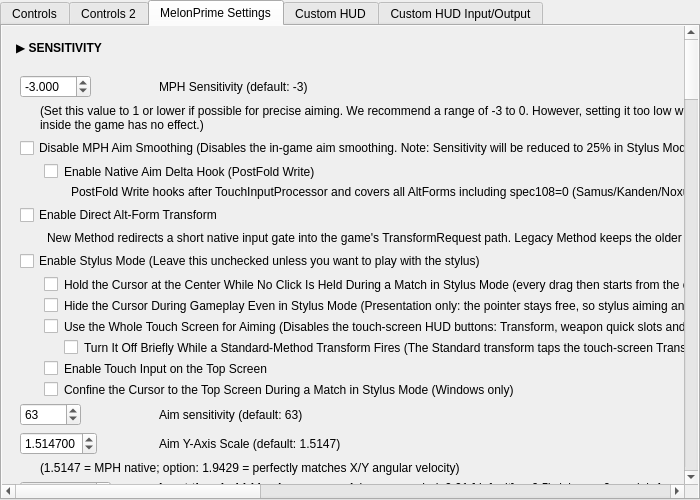
Before: the Qt Designer form src/frontend/qt_sdl/InputConfig/MelonPrimeInputConfig.ui in ag-advania/melonPrimeDS, drawn with Qt 5.
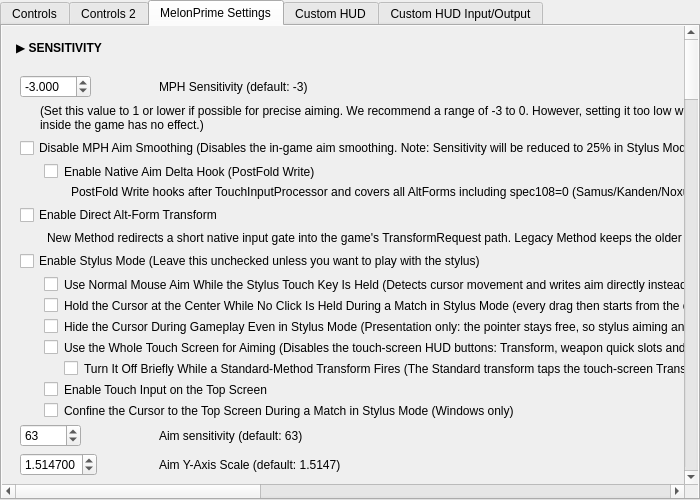
After: the same form once the commit is applied. The open tabs and pages were chosen to show the change.

Commit message: Add stylus-mode direct mouse aim

```diff
--- a/src/frontend/qt_sdl/InputConfig/MelonPrimeInputConfig.ui
+++ b/src/frontend/qt_sdl/InputConfig/MelonPrimeInputConfig.ui
@@ -145,42 +145,48 @@
 											</widget>
 										</item>
 										<item row="11" column="0" colspan="2">
+											<widget class="QCheckBox" name="cbMetroidEnableStylusDirectAimWhileTouching">
+												<property name="text"><string>Use Normal Mouse Aim While the Stylus Touch Key Is Held (Detects cursor movement and writes aim directly instead of aiming through DS touch input)</string></property>
+												<property name="styleSheet"><string>QCheckBox { margin-left: 24px; }</string></property>
+											</widget>
+										</item>
+										<item row="12" column="0" colspan="2">
 											<widget class="QCheckBox" name="cbMetroidEnableStylusHoldCursorAtCenterWhenNotClicking">
 												<property name="text"><string>Hold the Cursor at the Center While No Click Is Held During a Match in Stylus Mode (every drag then starts from the center with its full range)</string></property>
 												<property name="styleSheet"><string>QCheckBox { margin-left: 24px; }</string></property>
 											</widget>
 										</item>
-										<item row="12" column="0" colspan="2">
+										<item row="13" column="0" colspan="2">
 											<widget class="QCheckBox" name="cbMetroidEnableStylusHideCursorInGame">
 												<property name="text"><string>Hide the Cursor During Gameplay Even in Stylus Mode (Presentation only: the pointer stays free, so stylus aiming and touch input are unaffected)</string></property>
 												<property name="styleSheet"><string>QCheckBox { margin-left: 24px; }</string></property>
 											</widget>
 										</item>
-										<item row="13" column="0" colspan="2">
+										<item row="14" column="0" colspan="2">
 											<widget class="QCheckBox" name="cbMetroidEnableTouchScreenAimOnly">
 												<property name="text"><string>Use the Whole Touch Screen for Aiming (Disables the touch-screen HUD buttons: Transform, weapon quick slots and the weapon menu. Double-tap jump and the touch boost gesture still work)</string></property>
 												<property name="styleSheet"><string>QCheckBox { margin-left: 24px; }</string></property>
 											</widget>
 										</item>
-										<item row="14" column="0" colspan="2">
+										<item row="15" column="0" colspan="2">
 											<widget class="QCheckBox" name="cbMetroidEnableTouchScreenAimOnlySuspendForTransform">
 												<property name="text"><string>Turn It Off Briefly While a Standard-Method Transform Fires (The Standard transform taps the touch-screen Transform button, which the option above disables. This re-enables the HUD hit-test for those few frames only)</string></property>
 												<property name="styleSheet"><string>QCheckBox { margin-left: 44px; }</string></property>
 											</widget>
 										</item>
-										<item row="15" column="0" colspan="2">
+										<item row="16" column="0" colspan="2">
 											<widget class="QCheckBox" name="cbMetroidEnableTopScreenTouch">
 												<property name="text"><string>Enable Touch Input on the Top Screen</string></property>
 												<property name="styleSheet"><string>QCheckBox { margin-left: 24px; }</string></property>
 											</widget>
 										</item>
-										<item row="16" column="0" colspan="2">
+										<item row="17" column="0" colspan="2">
 											<widget class="QCheckBox" name="cbMetroidEnableStylusConfineCursorToTopScreen">
 												<property name="text"><string>Confine the Cursor to the Top Screen During a Match in Stylus Mode (Windows only)</string></property>
 												<property name="styleSheet"><string>QCheckBox { margin-left: 24px; }</string></property>
 											</widget>
 										</item>
-										<item row="17" column="0">
+										<item row="18" column="0">
 											<widget class="QSpinBox" name="metroidAimSensitvitySpinBox">
 												<property name="minimum">
 													<number>0</number>
@@ -193,14 +199,14 @@
 												</property>
 											</widget>
 										</item>
-										<item row="17" column="1">
+										<item row="18" column="1">
 											<widget class="QLabel" name="metroidAimSensitvityLabel">
 												<property name="text">
 													<string>Aim sensitivity (default: 63)</string>
 												</property>
 											</widget>
 										</item>
-										<item row="18" column="0">
+										<item row="19" column="0">
 											<widget class="QDoubleSpinBox" name="metroidAimYAxisScaleSpinBox">
 												<property name="minimum">
 													<double>0.000001</double>
@@ -219,14 +225,14 @@
 												</property>
 											</widget>
 										</item>
-										<item row="18" column="1">
+										<item row="19" column="1">
 											<widget class="QLabel" name="metroidAimYAxisScaleLabel">
 												<property name="text">
 													<string>Aim Y-Axis Scale (default: 1.5147)</string>
 												</property>
 											</widget>
 										</item>
-										<item row="19" column="0" colspan="2">
+										<item row="20" column="0" colspan="2">
 											<widget class="QLabel" name="metroidAimYAxisScaleLabel2">
 												<property name="text">
 													<string>(1.5147 = MPH native; option: 1.9429 = perfectly matches X/Y angular velocity)</string>
@@ -239,7 +245,7 @@
 												</property>
 											</widget>
 										</item>
-										<item row="20" column="0">
+										<item row="21" column="0">
 											<widget class="QDoubleSpinBox" name="metroidAimAdjustSpinBox">
 												<property name="minimum">
 													<double>0.000000</double>
@@ -258,19 +264,19 @@
 												</property>
 											</widget>
 										</item>
-										<item row="20" column="1">
+										<item row="21" column="1">
 											<widget class="QLabel" name="metroidAimAdjustLabel">
 												<property name="text">
 													<string notr="true">&lt;html&gt;&lt;head/&gt;&lt;body&gt;&lt;p&gt;&lt;b&gt;Input threshold (deadzone + snap)&lt;/b&gt; (recommended: 0.01 [default] or 0.5): |x|&amp;lt;a → 0, a ≤ |x|&amp;lt;1 → ±1, |x|≥1 → as is (a=0: off = all values under 1 ignored, no snap)&lt;br/&gt;When your aim isn't going the way you want, try lowering this value.&lt;/p&gt;&lt;/body&gt;&lt;/html&gt;</string>
 												</property>
 											</widget>
 										</item>
-										<item row="21" column="0" colspan="2">
+										<item row="22" column="0" colspan="2">
 											<widget class="QCheckBox" name="cbMetroidEnableAimAccumulator">
 												<property name="text"><string>Enable Aim Sub-pixel Accumulator (Carry fractional mouse movement across frames. Enable for smoother low-sensitivity aiming)</string></property>
 											</widget>
 										</item>
-										<item row="22" column="0">
+										<item row="23" column="0">
 											<widget class="QPushButton" name="metroidResetSensitivityValues">
 												<property name="text">
 													<string>Reset sensitivity values</string>
```
The commit also changes 24 other files.
